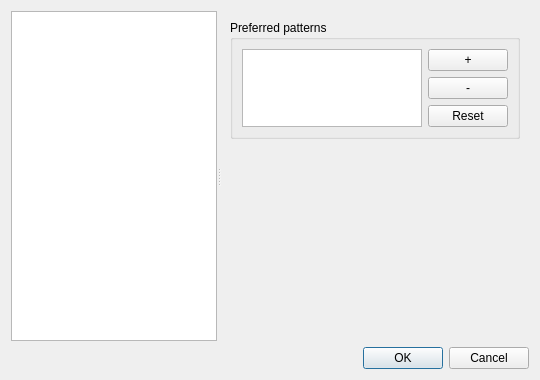
This is src/gui/settingsdialog.ui in alorence/tym as Qt 5 draws it before an edit. The edited form follows.
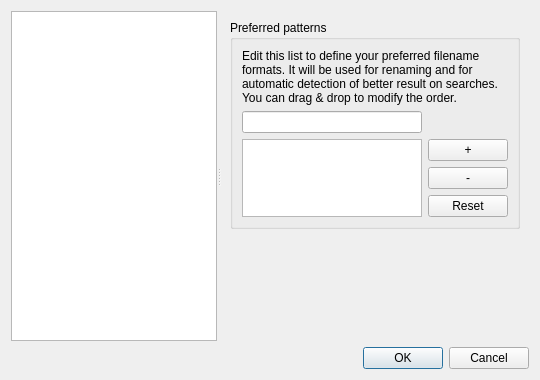
This is the edited form.

Commit message: (settings) Finish to implements configuration of patterns

Patch:
```diff
--- a/src/gui/settingsdialog.ui
+++ b/src/gui/settingsdialog.ui
@@ -80,28 +80,17 @@
            <string>Preferred patterns</string>
           </property>
           <layout class="QGridLayout" name="gridLayout_5">
-           <item row="1" column="1">
-            <widget class="QPushButton" name="removeButton">
+           <item row="0" column="0" colspan="2">
+            <widget class="QLabel" name="label">
              <property name="text">
-              <string>-</string>
+              <string>Edit this list to define your preferred filename formats. It will be used for renaming and for automatic detection of better result on searches. You can drag &amp; drop to modify the order.</string>
              </property>
-            </widget>
-           </item>
-           <item row="0" column="1">
-            <widget class="QPushButton" name="addButton">
-             <property name="text">
-              <string>+</string>
+             <property name="wordWrap">
+              <bool>true</bool>
              </property>
             </widget>
            </item>
-           <item row="2" column="1">
-            <widget class="QPushButton" name="resetButton">
-             <property name="text">
-              <string>Reset</string>
-             </property>
-            </widget>
-           </item>
-           <item row="0" column="0" rowspan="3">
+           <item row="2" column="0" rowspan="3">
             <widget class="QListWidget" name="patternList">
              <property name="dragEnabled">
               <bool>true</bool>
@@ -114,6 +103,30 @@
              </property>
             </widget>
            </item>
+           <item row="1" column="0">
+            <widget class="QLineEdit" name="patternEdit"/>
+           </item>
+           <item row="4" column="1">
+            <widget class="QPushButton" name="resetButton">
+             <property name="text">
+              <string>Reset</string>
+             </property>
+            </widget>
+           </item>
+           <item row="3" column="1">
+            <widget class="QPushButton" name="removeButton">
+             <property name="text">
+              <string>-</string>
+             </property>
+            </widget>
+           </item>
+           <item row="2" column="1">
+            <widget class="QPushButton" name="addButton">
+             <property name="text">
+              <string>+</string>
+             </property>
+            </widget>
+           </item>
           </layout>
          </widget>
         </item>
```
Left out of the diff: 20 changed lines with no effect on the pictures. The commit also changes 2 other files.
